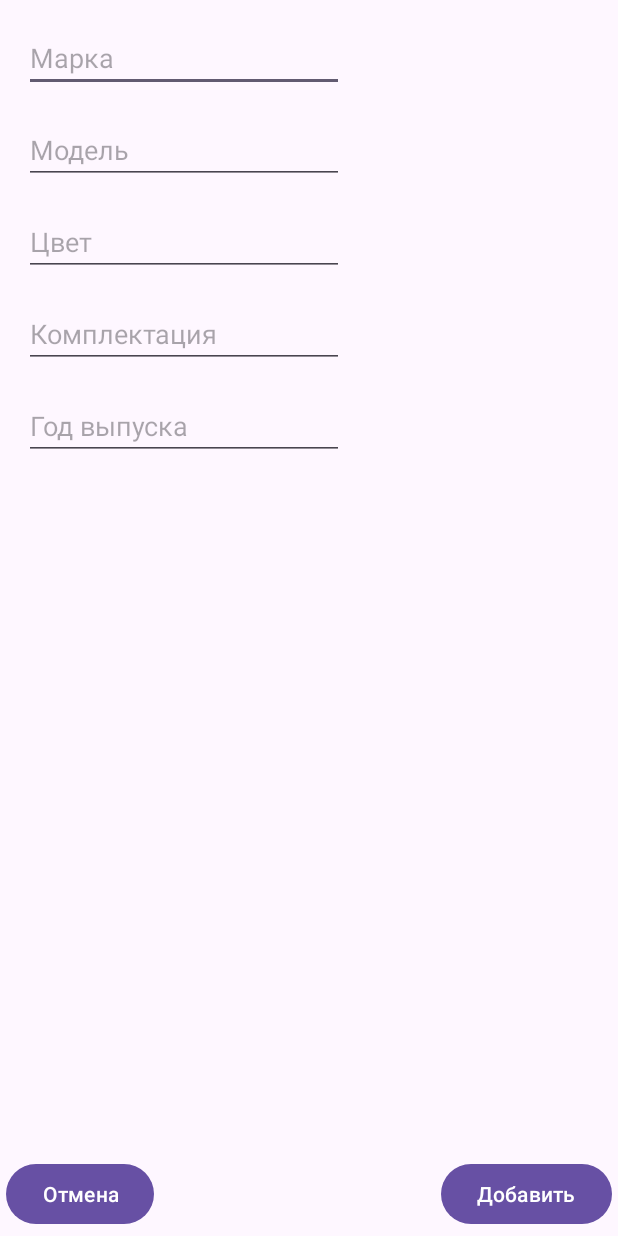
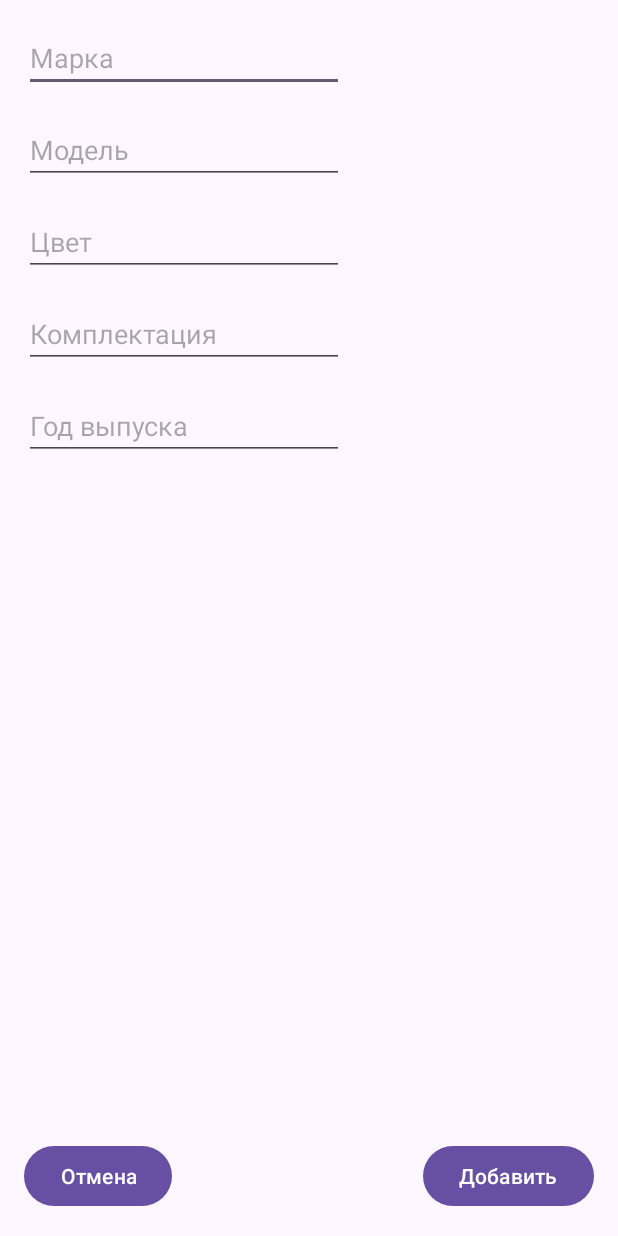
Before and after one commit to Mafit1/Car_Showroom, an Android app: the screen it shows after launch (AddCarActivity), after a tap on "Добавить автомобиль", on a phone screen of 412 x 824 dp. Run offline under Robolectric (Android 15) with nearby library versions, the phone set to English and light mode, and no system bars; our stand-ins replace Firebase (no records; nobody signed in at launch, a user with empty details on screens opened directly).

Commit message:
Поменял ListView на RecyclerView, немного подвигал вьюшки, сделал чет там с цветами

```diff
--- a/app/src/main/AndroidManifest.xml
+++ b/app/src/main/AndroidManifest.xml
@@ -6,9 +6,9 @@
         android:allowBackup="true"
         android:dataExtractionRules="@xml/data_extraction_rules"
         android:fullBackupContent="@xml/backup_rules"
-        android:icon="@mipmap/ic_launcher"
+        android:icon="@drawable/car_showroom_logo"
         android:label="@string/app_name"
-        android:roundIcon="@mipmap/ic_launcher_round"
+        android:roundIcon="@drawable/car_showroom_logo"
         android:supportsRtl="true"
         android:theme="@style/Theme.CarShowroom"
         tools:targetApi="31">
--- /dev/null
+++ b/app/src/main/java/com/example/carshowroom/CarAdapter.java
@@ -0,0 +1,72 @@
+package com.example.carshowroom;
+
+import android.content.Context;
+import android.view.LayoutInflater;
+import android.view.View;
+import android.view.ViewGroup;
+import android.widget.TextView;
+
+import androidx.annotation.NonNull;
+import androidx.recyclerview.widget.RecyclerView;
+
+import java.util.ArrayList;
+
+public class CarAdapter extends RecyclerView.Adapter<CarAdapter.CarViewHolder> {
+
+    private ArrayList<Car> carList;
+    private Context context;
+    private OnItemClickListener listener;
+
+    public interface OnItemClickListener {
+        void onItemClick(int position);
+    }
+
+    public CarAdapter(ArrayList<Car> carList, Context context) {
+        this.carList = carList;
+        this.context = context;
+    }
+
+    public void setOnItemClickListener(OnItemClickListener listener) {
+        this.listener = listener;
+    }
+
+    @NonNull
+    @Override
+    public CarViewHolder onCreateViewHolder(@NonNull ViewGroup parent, int viewType) {
+        View view = LayoutInflater.from(parent.getContext()).inflate(R.layout.car_item_layout, parent, false);
+        return new CarViewHolder(view, listener);
+    }
+
+    @Override
+    public void onBindViewHolder(@NonNull CarViewHolder holder, int position) {
+        Car currentCar = carList.get(position);
+        holder.carTextView.setText(currentCar.getMaker() + " " +  currentCar.getModel());
+    }
+
+    @Override
+    public int getItemCount() {
+        return carList.size();
+    }
+
+    public static class CarViewHolder extends RecyclerView.ViewHolder {
+
+        public TextView carTextView;
+
+        public CarViewHolder(@NonNull View itemView, final OnItemClickListener listener) {
+            super(itemView);
+            carTextView = itemView.findViewById(R.id.carTextView);
+
+            itemView.setOnClickListener(new View.OnClickListener() {
+                @Override
+                public void onClick(View v) {
+                    if (listener != null) {
+                        int position = getAdapterPosition();
+                        if (position != RecyclerView.NO_POSITION) {
+                            listener.onItemClick(position);
+                        }
+                    }
+                }
+            });
+        }
+    }
+}
--- a/app/src/main/java/com/example/carshowroom/MainActivity.java
+++ b/app/src/main/java/com/example/carshowroom/MainActivity.java
@@ -3,19 +3,13 @@ package com.example.carshowroom;
 import android.content.Intent;
 import android.os.Bundle;
 import android.view.View;
-import android.widget.AdapterView;
-import android.widget.ArrayAdapter;
 import android.widget.Button;
 import android.widget.EditText;
-import android.widget.ListView;
 
-import androidx.activity.EdgeToEdge;
 import androidx.annotation.NonNull;
-import androidx.annotation.Nullable;
 import androidx.appcompat.app.AppCompatActivity;
-import androidx.core.graphics.Insets;
-import androidx.core.view.ViewCompat;
-import androidx.core.view.WindowInsetsCompat;
+import androidx.recyclerview.widget.LinearLayoutManager;
+import androidx.recyclerview.widget.RecyclerView;
 
 import com.google.firebase.database.DataSnapshot;
 import com.google.firebase.database.DatabaseError;
@@ -25,14 +19,14 @@ import com.google.firebase.database.ValueEventListener;
 
 import java.util.ArrayList;
 
-public class MainActivity extends AppCompatActivity {
+public class MainActivity extends AppCompatActivity implements CarAdapter.OnItemClickListener {
     private DatabaseReference mDataBase;
     private final String DATA_BASE_URL = "https://car-showroom-51ab0-default-rtdb.europe-west1.firebasedatabase.app/";
     private final String CAR_KEY = "car";
     private EditText searchEditText;
-    private ListView carListView;
+    private RecyclerView carRecyclerView;
     private Button addCarButton;
-    private ArrayAdapter<Car> carAdapter;
+    private CarAdapter carAdapter;
     private ArrayList<Car> carList = new ArrayList<>();
 
     protected void onCreate(Bundle savedInstanceState) {
@@ -52,21 +46,23 @@ public class MainActivity extends AppCompatActivity {
         getDataFromDB();
 
         searchEditText = findViewById(R.id.search_edit_text);
-        carListView = findViewById(R.id.car_list_view);
-        carListView.setClickable(true);
-        carListView.setOnItemClickListener(new AdapterView.OnItemClickListener() {
+        carRecyclerView = findViewById(R.id.car_recycler_view);
+        addCarButton = findViewById(R.id.add_car_button);
+
+        carAdapter = new CarAdapter(carList, this);
+        carRecyclerView.setAdapter(carAdapter);
+        carRecyclerView.setLayoutManager(new LinearLayoutManager(this));
+
+        carAdapter.setOnItemClickListener(new CarAdapter.OnItemClickListener() {
             @Override
-            public void onItemClick(AdapterView<?> parent, View view, int position, long id) {
+            public void onItemClick(int position) {
+                // Обработка нажатия на элемент RecyclerView
                 Car selectedCar = carList.get(position);
                 Intent intent = new Intent(MainActivity.this, CarDetailsActivity.class);
                 intent.putExtra("selectedCar", selectedCar);
                 startActivity(intent);
             }
         });
-        addCarButton = findViewById(R.id.add_car_button);
-
-        carAdapter = new ArrayAdapter<>(this, android.R.layout.simple_list_item_1, carList);
-        carListView.setAdapter(carAdapter);
     }
 
     private void getDataFromDB() {
@@ -79,13 +75,12 @@ public class MainActivity extends AppCompatActivity {
 
                 for (DataSnapshot dataSnapshot : snapshot.getChildren()) {
                     Car car = dataSnapshot.getValue(Car.class);
+                    assert car != null;
                     car.setId(dataSnapshot.getKey());
-                    assert car != null;
                     carList.add(car);
                 }
                 carAdapter.notifyDataSetChanged();
             }
-
 
             @Override
             public void onCancelled(@NonNull DatabaseError error) {
@@ -94,4 +89,12 @@ public class MainActivity extends AppCompatActivity {
         };
         mDataBase.addValueEventListener(valueEventListener);
     }
+
+    @Override
+    public void onItemClick(int position) {
+        Car selectedCar = carList.get(position);
+        Intent intent = new Intent(MainActivity.this, CarDetailsActivity.class);
+        intent.putExtra("selectedCar", selectedCar);
+        startActivity(intent);
+    }
 }
--- /dev/null
+++ b/app/src/main/res/drawable/car_item_background.xml
@@ -0,0 +1,4 @@
+<selector xmlns:android="http://schemas.android.com/apk/res/android">
+    <item android:state_pressed="true" android:drawable="@color/silver" />
+    <item android:drawable="@android:color/transparent" />
+</selector>
--- a/app/src/main/res/layout/activity_add_car.xml
+++ b/app/src/main/res/layout/activity_add_car.xml
@@ -71,8 +71,8 @@
         android:id="@+id/button_cancel"
         android:layout_width="wrap_content"
         android:layout_height="wrap_content"
-        android:layout_marginStart="4dp"
-        android:layout_marginBottom="4dp"
+        android:layout_marginStart="16dp"
+        android:layout_marginBottom="16dp"
         android:text="Отмена"
         app:layout_constraintBottom_toBottomOf="parent"
         app:layout_constraintStart_toStartOf="parent" />
@@ -81,8 +81,8 @@
         android:id="@+id/button_add"
         android:layout_width="wrap_content"
         android:layout_height="wrap_content"
-        android:layout_marginEnd="4dp"
-        android:layout_marginBottom="4dp"
+        android:layout_marginEnd="16dp"
+        android:layout_marginBottom="16dp"
         android:text="Добавить"
         app:layout_constraintBottom_toBottomOf="parent"
         app:layout_constraintEnd_toEndOf="parent" />
--- a/app/src/main/res/values/colors.xml
+++ b/app/src/main/res/values/colors.xml
@@ -1,5 +1,7 @@
 <?xml version="1.0" encoding="utf-8"?>
 <resources>
+    <color name="silver">#C0C0C0</color>
+    <color name="grey">#808080</color>
     <color name="black">#FF000000</color>
     <color name="white">#FFFFFFFF</color>
 </resources>
--- a/app/src/main/res/values/strings.xml
+++ b/app/src/main/res/values/strings.xml
@@ -1,3 +1,5 @@
 <resources>
     <string name="app_name">Car Showroom</string>
+    <!-- TODO: Remove or change this placeholder text -->
+    <string name="hello_blank_fragment">Hello blank fragment</string>
 </resources>
```
Also changed, not shown: app/src/main/res/layout/activity_main.xml (+23 -10 lines), app/src/main/res/layout/car_item_layout.xml (added, +8 -0 lines), app/src/main/res/drawable/car_showroom_logo.png (added).
